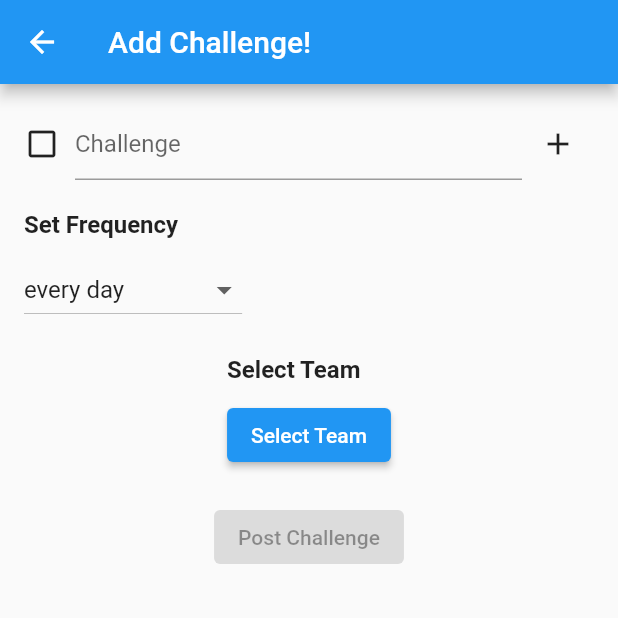
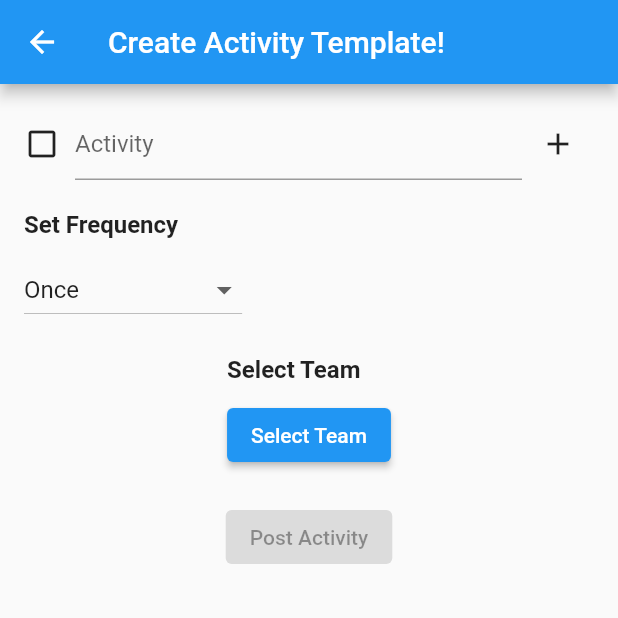
Before and after one commit to stikenganayo/TeamUP, a Flutter app: the screen it shows after launch, item 2 of the bottom bar chosen, after a tap on the "add" icon, on a phone screen of 412 x 824 dp, the top half of it. Run offline on Flutter 3.47's test engine with Material 2 defaults, Android fonts, the phone set to English and light mode, and no system bars; our stand-ins replace camera; network calls fail.

Commit message:
challenges update

```diff
--- a/lib/data.dart
+++ b/lib/data.dart
@@ -36,8 +36,8 @@ class Data {
   ];
 
   static List<Article> subscriptions = [
-    Article('The Washington Post',
-        'Opinion | What\'s up with Amnesty International and its moral myopia on Ukraine?'),
+    Article('Regina Folk Festival',
+        'When? | August 21, 22. Book your tickets now'),
     Article(
       'The Telegraph',
       'Teens might have to study maths and English after GCSE.',
--- a/lib/screens/add_challenge_screen.dart
+++ b/lib/screens/add_challenge_screen.dart
@@ -13,27 +13,20 @@ class _CreateChallengeState extends State<CreateChallenge> {
     ChallengeData(challengeTitle: "", controller: TextEditingController())
   ];
 
-  String selectedFrequency = "every day"; // Default value
+  String selectedFrequency = "Once"; // Default value
   List<String> frequencyOptions = [
-    "every day",
+    "Once",
+    "every 1 day",
     "every 2 days",
     "every 3 days",
     "every 4 days",
     "every 5 days",
-    "every 6 days",
     "every week",
     "every 2 weeks",
     // Add more options as needed
   ];
 
-  // String selectedTeam = "Giants"; // Default value
-  // List<String> frequencySelection = [
-  //   "Giants",
-  //   "Bulldogs",
-  //   "Johnson Beauty's",
-  //   "Fam",
-  //   // Add more options as needed
-  // ];
+  List<String> selectedTeams = []; // List to store selected teams
 
   bool areFieldsFilled() {
     return challengeDataList.isNotEmpty &&
@@ -44,7 +37,7 @@ class _CreateChallengeState extends State<CreateChallenge> {
   Widget build(BuildContext context) {
     return Scaffold(
       appBar: AppBar(
-        title: const Text('Add Challenge!'),
+        title: const Text('Create Activity Template!'),
       ),
       body: SingleChildScrollView(
         child: Padding(
@@ -63,8 +56,11 @@ class _CreateChallengeState extends State<CreateChallenge> {
               const SizedBox(height: 20),
               ElevatedButton(
                 onPressed: areFieldsFilled() ? () => postChallenge() : null,
-                child: Text('Post Challenge'),
+                child: Text('Post Activity'),
               ),
+              const SizedBox(height: 20),
+              // Display selected teams below the button
+              _buildSelectedTeamsList(),
             ],
           ),
         ),
@@ -88,7 +84,7 @@ class _CreateChallengeState extends State<CreateChallenge> {
                 // Handle changes to the title if needed
               },
               decoration: InputDecoration(
-                hintText: 'Challenge Title',
+                hintText: 'Activity Title',
               ),
             ),
           ),
@@ -103,7 +99,7 @@ class _CreateChallengeState extends State<CreateChallenge> {
                   setState(() {}); // Rebuild the UI when a field changes
                 },
                 decoration: const InputDecoration(
-                  hintText: 'Challenge',
+                  hintText: 'Activity',
                   labelStyle: TextStyle(
                     fontWeight: FontWeight.bold,
                   ),
@@ -187,13 +183,18 @@ class _CreateChallengeState extends State<CreateChallenge> {
         ),
         const SizedBox(height: 10),
         ElevatedButton(
-          onPressed: () {
-            showDialog(
+          onPressed: () async {
+            final teams = await showDialog<List<String>>(
               context: context,
               builder: (BuildContext context) {
                 return TeamSelect();
               },
             );
+            if (teams != null) {
+              setState(() {
+                selectedTeams = teams;
+              });
+            }
           },
           child: Text('Select Team'),
         ),
@@ -201,13 +202,37 @@ class _CreateChallengeState extends State<CreateChallenge> {
     );
   }
 
-
-
+  // Function to build the list of selected teams
+  Widget _buildSelectedTeamsList() {
+    return selectedTeams.isNotEmpty
+        ? Column(
+      crossAxisAlignment: CrossAxisAlignment.start,
+      children: [
+        Text(
+          'Selected Teams:',
+          style: TextStyle(
+            fontWeight: FontWeight.bold,
+            fontSize: 16,
+          ),
+        ),
+        const SizedBox(height: 10),
+        ListView.builder(
+          shrinkWrap: true,
+          itemCount: selectedTeams.length,
+          itemBuilder: (context, index) {
+            return Text(selectedTeams[index]);
+          },
+        ),
+      ],
+    )
+        : Container(); // Return an empty container if no teams are selected
+  }
 
   void postChallenge() {
     // Implement your logic to post the challenge here
     print('Challenges Posted: ${challengeDataList.map((data) => data.challengeTitle).toList()}');
     print('Selected Frequency: $selectedFrequency');
+    print('Selected Teams: $selectedTeams');
   }
 }
 
--- a/lib/screens/add_event_screen.dart
+++ b/lib/screens/add_event_screen.dart
@@ -72,7 +72,7 @@ class _CreateEventState extends State<CreateEvent> {
   Widget build(BuildContext context) {
     return Scaffold(
       appBar: AppBar(
-        title: const Text('Create Event!'),
+        title: const Text('Create Event Template!'),
       ),
       body: Center(
         child: Padding(
--- a/lib/screens/camera_screen.dart
+++ b/lib/screens/camera_screen.dart
@@ -131,7 +131,7 @@ class _CameraScreenState extends State<CameraScreen> {
               ),
               const SizedBox(width: 18),
               const CustomIcon(
-                child: Icon(CupertinoIcons.gear_solid, color: Style.white, size: 28),
+                child: Icon(CupertinoIcons.calendar, color: Style.white, size: 28),
                 isCameraPage: true,
               ),
             ],
--- a/lib/screens/event_screen.dart
+++ b/lib/screens/event_screen.dart
@@ -45,7 +45,7 @@ class _EventScreenState extends State<EventsScreen> {
     if (_selectedToggleIndex == 0) {
       return 'Create an Event';
     } else if (_selectedToggleIndex == 1) {
-      return 'Create a Challenge';
+      return 'Create an Activity';
     } else if (_selectedToggleIndex == 2) {
       return 'Create Challenges';
     }
@@ -90,7 +90,7 @@ class _EventScreenState extends State<EventsScreen> {
                               isSelected: isSelected,
                               children: const <Widget>[
                                 Text('Events', style: TextStyle(fontSize: 18)),
-                                Text('Challenges', style: TextStyle(fontSize: 18)),
+                                Text('Activities', style: TextStyle(fontSize: 18)),
                               ],
                               onPressed: (int newIndex) {
                                 setState(() {
--- a/lib/screens/stories_screen.dart
+++ b/lib/screens/stories_screen.dart
@@ -34,16 +34,28 @@ class _StoriesScreenState extends State<StoriesScreen> {
               child: Column(
                 crossAxisAlignment: CrossAxisAlignment.start,
                 children: [
-                  Style.sectionTitle('Community Coach Stories'),
+                  Style.sectionTitle('Community Stories'),
                   const Stories(),
                   const SizedBox(height: 28),
 
-                  Style.sectionTitle('Community Coaches Available'),
+                  Style.sectionTitle('Community Events'),
                   const Subscriptions(),
                   const SizedBox(height: 20),
 
                   Style.sectionTitle('Community Programs/Products'),
                   const DiscoverGrid(),
+
+                  Style.sectionTitle('Community Projects'),
+                  const Subscriptions(),
+                  const SizedBox(height: 20),
+
+                  Style.sectionTitle('Community Coaches'),
+                  const Subscriptions(),
+                  const SizedBox(height: 20),
+
+                  Style.sectionTitle('Community Volunteering'),
+                  const Subscriptions(),
+                  const SizedBox(height: 20),
                 ],
               ),
             )
--- a/pubspec.yaml
+++ b/pubspec.yaml
@@ -13,6 +13,7 @@ dependencies:
   cupertino_icons: ^1.0.2
   camera: ^0.10.5+2
   path_provider: ^2.0.5
+
 
 
 dev_dependencies:
```
Also changed, not shown: assets/images/data/team_data.json (+29 -7 lines), lib/screens/team_select.dart (+38 -23 lines), lib/screens/calendar_screen.dart (added).
